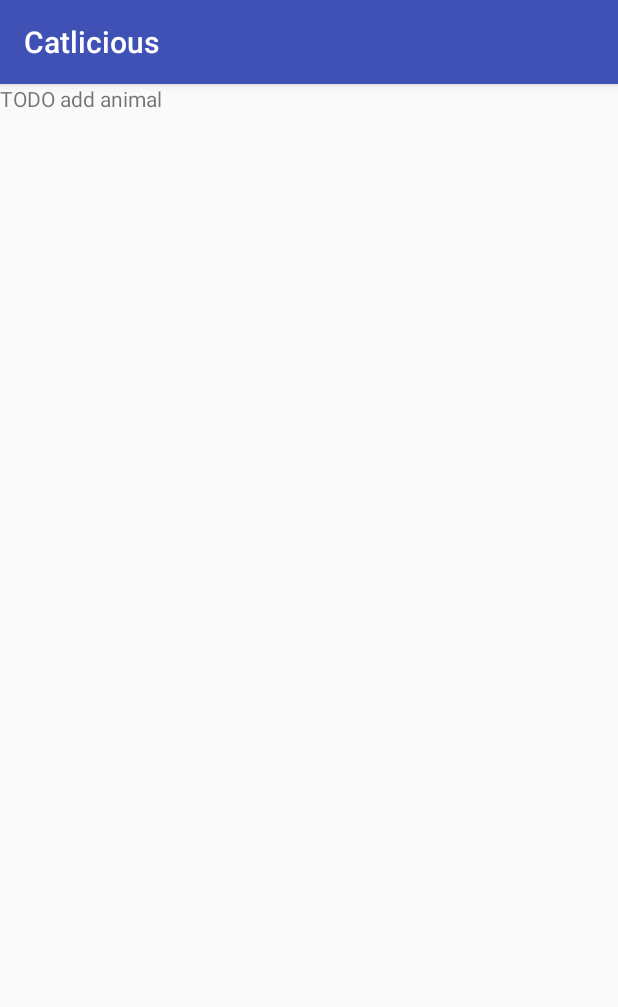
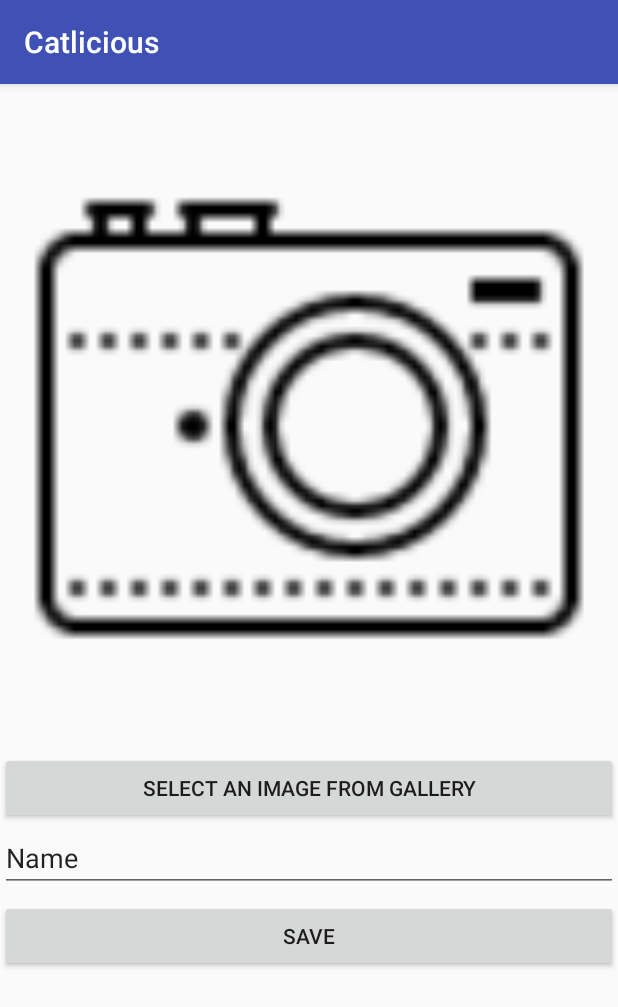
Before and after one commit to captain46/Catlicious, an Android app: the fragment AddAnimalFragment shown on its own in the app's theme, on a phone screen of 412 x 824 dp. Shown: the top 1007 px of the screen. Run offline under Robolectric (Android 15) with nearby library versions, the phone set to English and light mode, and no system bars.

Commit message:
added add animal view with camera sensor and gallery selection

```diff
--- a/app/src/main/AndroidManifest.xml
+++ b/app/src/main/AndroidManifest.xml
@@ -1,6 +1,9 @@
 <?xml version="1.0" encoding="utf-8"?>
 <manifest xmlns:android="http://schemas.android.com/apk/res/android"
     package="at.fhj.mad.catlicious">
+
+    <uses-feature android:name="android.hardware.camera" android:required="true" />
+    <uses-permission android:name="android.permission.WRITE_EXTERNAL_STORAGE" />
 
     <application
         android:allowBackup="true"
--- a/app/src/main/java/at/fhj/mad/catlicious/fragments/AddAnimalFragment.java
+++ b/app/src/main/java/at/fhj/mad/catlicious/fragments/AddAnimalFragment.java
@@ -1,12 +1,26 @@
 package at.fhj.mad.catlicious.fragments;
 
 import android.app.Fragment;
+import android.content.Intent;
+import android.database.Cursor;
+import android.graphics.Bitmap;
+import android.net.Uri;
 import android.os.Bundle;
+import android.provider.MediaStore;
+import android.support.annotation.Nullable;
 import android.view.LayoutInflater;
 import android.view.View;
 import android.view.ViewGroup;
+import android.widget.Button;
+import android.widget.EditText;
+import android.widget.ImageView;
+
+import java.io.IOException;
+import java.nio.BufferUnderflowException;
 
 import at.fhj.mad.catlicious.R;
+
+import static android.app.Activity.RESULT_OK;
 
 /**
  * Created by Simone on 17.04.2017.
@@ -14,15 +28,119 @@ import at.fhj.mad.catlicious.R;
 
 public class AddAnimalFragment extends Fragment {
 
+    private static final int CAMERA_REQUEST = 1000;
+    private static final int GALLERY_REQUEST = 1001;
+    private ImageView imageView;
+
     public AddAnimalFragment() {
         // Required empty public constructor
     }
 
-
     @Override
     public View onCreateView(LayoutInflater inflater, ViewGroup container,
                              Bundle savedInstanceState) {
-        // Inflate the layout for this fragment
-        return inflater.inflate(R.layout.fragment_add_animal, container, false);
+
+        View view = inflater.inflate(R.layout.fragment_add_animal, container, false);
+
+        initListeners(view);
+
+        return view;
+    }
+
+
+    /**
+     * inits the listeners for the view components
+     * @param view
+     */
+    public void initListeners(View view) {
+        imageView = (ImageView) view.findViewById(R.id.image_from_camera);
+        imageView.setOnClickListener(new View.OnClickListener() {
+            @Override
+            public void onClick(View v) {
+                takeImageFromCamera(v);
+            }
+        });
+
+        Button selectImageButton = (Button) view.findViewById(R.id.select_image_gallery);
+        selectImageButton.setOnClickListener(new View.OnClickListener() {
+            @Override
+            public void onClick(View v) {
+                selectImageFromGallery();
+            }
+        });
+
+        final EditText animalName = (EditText) view.findViewById(R.id.animalName);
+        animalName.setOnClickListener(new View.OnClickListener() {
+            @Override
+            public void onClick(View v) {
+                clearDefaultValue(animalName);
+            }
+        });
+
+        final Button saveAnimal = (Button) view.findViewById(R.id.save_animal);
+        saveAnimal.setOnClickListener(new View.OnClickListener() {
+            @Override
+            public void onClick(View v) {
+                saveAnimal();
+            }
+        });
+
+    }
+
+    public void clearDefaultValue(EditText editText) {
+        if(editText.getText().toString().equals("Name")) {
+            editText.setText("");
+        }
+    }
+
+    public void takeImageFromCamera(View view) {
+        Intent cameraIntent = new Intent(MediaStore.ACTION_IMAGE_CAPTURE);
+        startActivityForResult(cameraIntent, CAMERA_REQUEST);
+    }
+
+    public void selectImageFromGallery() {
+        Intent galleryIntent = new Intent();
+        galleryIntent.setType("image/*");
+        galleryIntent.setAction(Intent.ACTION_GET_CONTENT);
+        startActivityForResult(Intent.createChooser(galleryIntent, "select a picture"), GALLERY_REQUEST);
+    }
+
+    @Override
+    public void onActivityResult(int requestCode, int resultCode, Intent data) {
+
+        if(requestCode == CAMERA_REQUEST && resultCode == RESULT_OK) {
+            //get the image from data
+            Uri capturedImage = data.getData();
+
+            showImage(capturedImage);
+        }
+
+        if(requestCode == GALLERY_REQUEST && resultCode == RESULT_OK && data != null) {
+            //get the image from data
+            Uri selectedImage = data.getData();
+
+            showImage(selectedImage);
+        }
+    }
+
+    /**
+     * reads the image from the given uri and displays it
+     * @param uri
+     */
+    public void showImage(Uri uri) {
+        try {
+            Bitmap bitmap = MediaStore.Images.Media.getBitmap(getActivity().getApplicationContext().getContentResolver(), uri);
+
+            imageView.setImageBitmap(bitmap);
+        } catch (IOException e) {
+            e.printStackTrace();
+        }
+    }
+
+    /**
+     * saves the animal entity to the database
+     */
+    public void saveAnimal() {
+       // TODO - please implement me
     }
 }
--- a/app/src/main/res/layout/fragment_add_animal.xml
+++ b/app/src/main/res/layout/fragment_add_animal.xml
@@ -5,9 +5,46 @@
 <FrameLayout xmlns:android="http://schemas.android.com/apk/res/android"
     android:layout_width="match_parent" android:layout_height="match_parent">
 
-    <TextView
-        android:id="@+id/textView"
-        android:layout_width="wrap_content"
-        android:layout_height="wrap_content"
-        android:text="TODO add animal" />
+    <LinearLayout android:orientation="vertical"
+        android:layout_width="match_parent"
+        android:layout_height="match_parent"
+        android:weightSum="1"
+        android:layout_alignParentTop="true"
+        android:layout_alignParentStart="true">
+
+
+        <ImageView
+            android:id="@+id/image_from_camera"
+            android:layout_width="match_parent"
+            android:layout_height="218dp"
+            android:layout_marginTop="16dp"
+            android:layout_weight="0.54"
+            android:src="@drawable/camera" />
+
+        <Button
+            android:id="@+id/select_image_gallery"
+            android:layout_width="match_parent"
+            android:layout_marginTop="5dp"
+            android:layout_height="wrap_content"
+            android:text="select an image from gallery" />
+
+        <EditText
+            android:id="@+id/animalName"
+            android:layout_width="match_parent"
+            android:layout_height="wrap_content"
+            android:ems="10"
+            android:inputType="textPersonName"
+            android:text="Name" />
+
+        <Button
+            android:id="@+id/save_animal"
+            android:layout_width="match_parent"
+            android:layout_marginTop="5dp"
+            android:layout_height="wrap_content"
+            android:text="save" />
+
+
+    </LinearLayout>
+
+
 </FrameLayout>
```
Also changed, not shown: app/src/main/res/drawable/camera.png (added).
